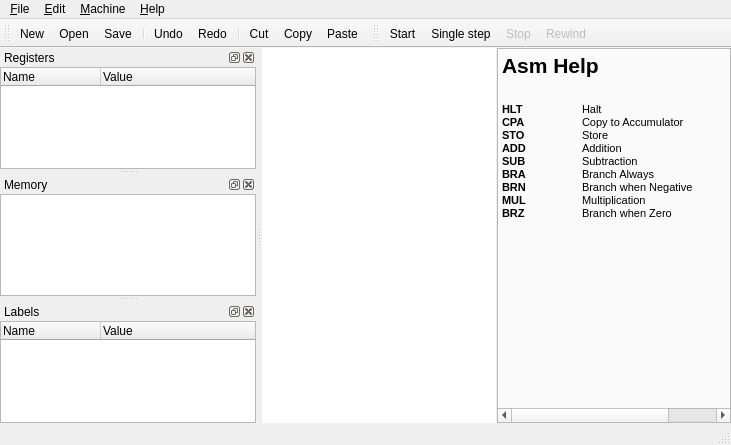
The window that mainwindow.ui (arturo182/AsmEmu) describes before a commit, drawn with Qt 5.
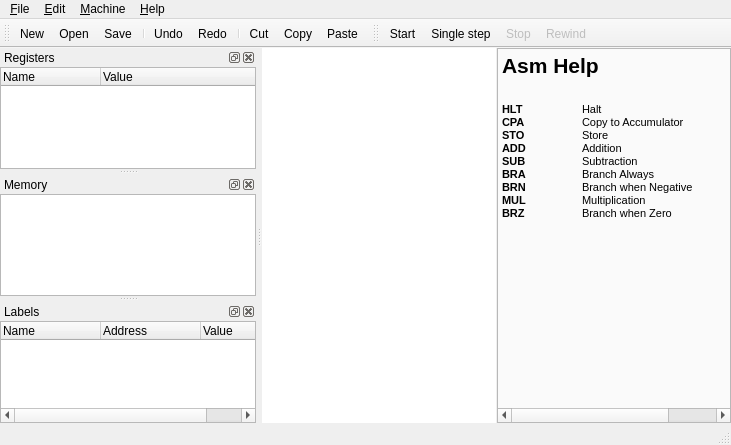
The same window after the commit. Icons and pictures are not drawn. Custom widgets are drawn as their Qt base class.

Commit message: Added address column for label dock widget. Code editor now disables correctly when executing.

The edit to the form file:
```diff
--- a/mainwindow.ui
+++ b/mainwindow.ui
@@ -313,11 +313,19 @@
      </property>
      <item>
       <widget class="QTreeWidget" name="labelsTree">
+       <property name="indentation">
+        <number>0</number>
+       </property>
        <column>
         <property name="text">
          <string>Name</string>
         </property>
        </column>
+       <column>
+        <property name="text">
+         <string>Address</string>
+        </property>
+       </column>
        <column>
         <property name="text">
          <string>Value</string>
```
The commit also changes 7 other files.
